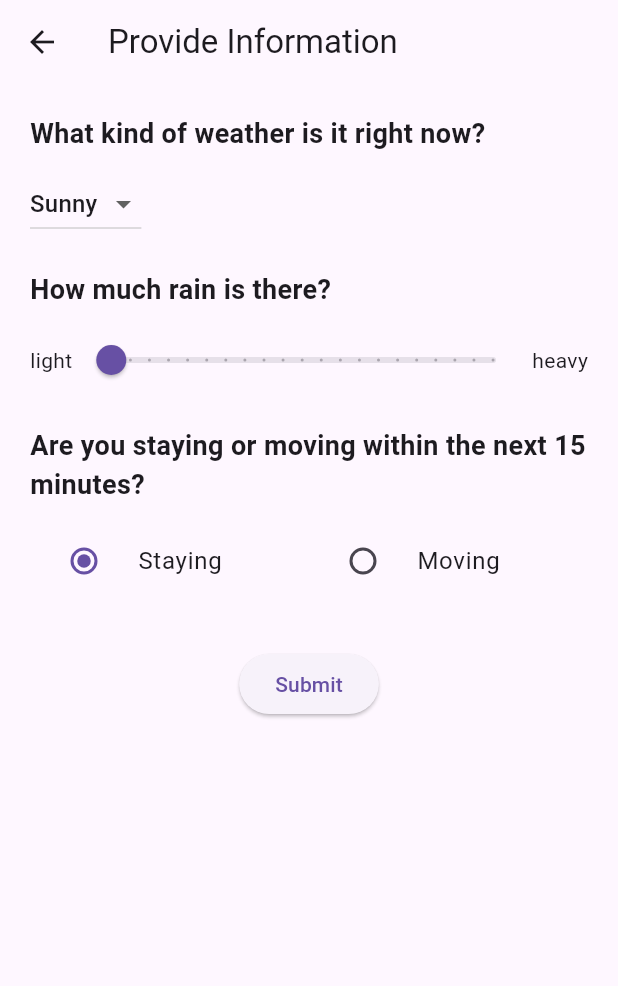
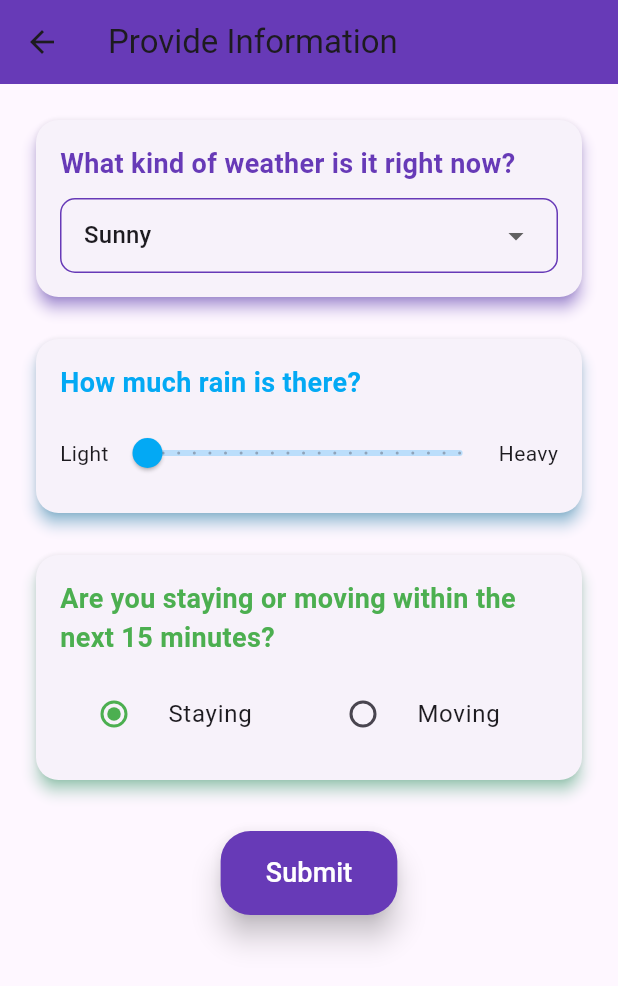
Before and after one commit to jayasinghesasmitha/App-Development, a Flutter app: the ProvideInfoPage screen opened directly, on a phone screen of 412 x 824 dp. Shown: the top 986 px of the screen. Run offline on Flutter 3.47's test engine with Material 3 defaults, Android fonts, the phone set to English and light mode, and no system bars.

Commit message:
Update main.dart
make more attractive the provide information section

```diff
--- a/flutter/my_app/lib/main.dart
+++ b/flutter/my_app/lib/main.dart
@@ -415,7 +415,6 @@ class ProvideInfoPage extends StatefulWidget {
 }
 
 class _ProvideInfoPageState extends State<ProvideInfoPage> {
-  // Variables to hold the state of user input
   String _selectedWeather = "Sunny"; // Default weather type
   double _rainAmount = 0.0; // Rain amount slider value
   String _stayingOrMoving = "Staying"; // Default staying/moving choice
@@ -425,30 +424,57 @@ class _ProvideInfoPageState extends State<ProvideInfoPage> {
     return Scaffold(
       appBar: AppBar(
         title: Text('Provide Information'),
+        backgroundColor: Colors.deepPurple,
       ),
-      body: Padding(
+      body: SingleChildScrollView(
+        child: Padding(
           padding: const EdgeInsets.all(20.0),
           child: Column(
             crossAxisAlignment: CrossAxisAlignment.start,
             children: [
-            // Question 1: What kind of weather right now?
+              // Weather Section
+              Card(
+                elevation: 4,
+                shadowColor: Colors.deepPurpleAccent,
+                shape: RoundedRectangleBorder(
+                  borderRadius: BorderRadius.circular(15),
+                ),
+                child: Padding(
+                  padding: const EdgeInsets.all(16.0),
+                  child: Column(
+                    crossAxisAlignment: CrossAxisAlignment.start,
+                    children: [
                       Text(
                         'What kind of weather is it right now?',
-              style: TextStyle(fontSize: 18, fontWeight: FontWeight.bold),
+                        style: TextStyle(
+                          fontSize: 18,
+                          fontWeight: FontWeight.bold,
+                          color: Colors.deepPurple,
+                        ),
                       ),
                       SizedBox(height: 10),
-            DropdownButton<String>(
+                      Container(
+                        padding: EdgeInsets.symmetric(horizontal: 15),
+                        decoration: BoxDecoration(
+                          border: Border.all(color: Colors.deepPurple),
+                          borderRadius: BorderRadius.circular(10),
+                        ),
+                        child: DropdownButton<String>(
                           value: _selectedWeather,
+                          isExpanded: true,
+                          underline: SizedBox(),
                           items: [
                             "Sunny",
                             "Rainy",
                             "Windy",
                             "Cloudy",
-                //"Snowy",
                           ].map((weather) {
                             return DropdownMenuItem<String>(
                               value: weather,
-                  child: Text(weather),
+                              child: Text(
+                                weather,
+                                style: TextStyle(fontSize: 16),
+                              ),
                             );
                           }).toList(),
                           onChanged: (value) {
@@ -457,18 +483,46 @@ class _ProvideInfoPageState extends State<ProvideInfoPage> {
                             });
                           },
                         ),
+                      ),
+                    ],
+                  ),
+                ),
+              ),
               SizedBox(height: 20),
 
-            // Question 2: Rain bar
+              // Rain Slider Section
+              Card(
+                elevation: 4,
+                shadowColor: Colors.lightBlueAccent,
+                shape: RoundedRectangleBorder(
+                  borderRadius: BorderRadius.circular(15),
+                ),
+                child: Padding(
+                  padding: const EdgeInsets.all(16.0),
+                  child: Column(
+                    crossAxisAlignment: CrossAxisAlignment.start,
+                    children: [
                       Text(
-              'How much rain is there? ',
-              style: TextStyle(fontSize: 18, fontWeight: FontWeight.bold),
+                        'How much rain is there?',
+                        style: TextStyle(
+                          fontSize: 18,
+                          fontWeight: FontWeight.bold,
+                          color: Colors.lightBlue,
+                        ),
                       ),
                       SizedBox(height: 10),
                       Row(
                         children: [
-                Text('light'),
+                          Text('Light'),
                           Expanded(
+                            child: SliderTheme(
+                              data: SliderTheme.of(context).copyWith(
+                                activeTrackColor: Colors.blue,
+                                inactiveTrackColor: Colors.blue.shade100,
+                                thumbColor: Colors.lightBlue,
+                                overlayColor: Colors.lightBlue.withOpacity(0.3),
+                                valueIndicatorColor: Colors.lightBlue,
+                              ),
                               child: Slider(
                                 value: _rainAmount,
                                 min: 0,
@@ -482,21 +536,42 @@ class _ProvideInfoPageState extends State<ProvideInfoPage> {
                                 },
                               ),
                             ),
-                Text('heavy'),
+                          ),
+                          Text('Heavy'),
                         ],
+                      ),
+                    ],
+                  ),
+                ),
               ),
               SizedBox(height: 20),
 
-            // Question 3: Are you staying or moving within 15 minutes?
+              // Staying or Moving Section
+              Card(
+                elevation: 4,
+                shadowColor: Colors.greenAccent,
+                shape: RoundedRectangleBorder(
+                  borderRadius: BorderRadius.circular(15),
+                ),
+                child: Padding(
+                  padding: const EdgeInsets.all(16.0),
+                  child: Column(
+                    crossAxisAlignment: CrossAxisAlignment.start,
+                    children: [
                       Text(
                         'Are you staying or moving within the next 15 minutes?',
-              style: TextStyle(fontSize: 18, fontWeight: FontWeight.bold),
+                        style: TextStyle(
+                          fontSize: 18,
+                          fontWeight: FontWeight.bold,
+                          color: Colors.green,
+                        ),
                       ),
                       SizedBox(height: 10),
                       Row(
                         children: [
                           Expanded(
                             child: RadioListTile<String>(
+                              activeColor: Colors.green,
                               title: Text('Staying'),
                               value: "Staying",
                               groupValue: _stayingOrMoving,
@@ -509,6 +584,7 @@ class _ProvideInfoPageState extends State<ProvideInfoPage> {
                           ),
                           Expanded(
                             child: RadioListTile<String>(
+                              activeColor: Colors.green,
                               title: Text('Moving'),
                               value: "Moving",
                               groupValue: _stayingOrMoving,
@@ -521,6 +597,10 @@ class _ProvideInfoPageState extends State<ProvideInfoPage> {
                           ),
                         ],
                       ),
+                    ],
+                  ),
+                ),
+              ),
               SizedBox(height: 30),
 
               // Submit Button
@@ -529,18 +609,32 @@ class _ProvideInfoPageState extends State<ProvideInfoPage> {
                   onPressed: () {
                     // Handle form submission logic here
                     print('Weather: $_selectedWeather');
-                  print('Rain: ${_rainAmount.toInt()} mm');
+                    print('Rain: ${_rainAmount.toInt()} %');
                     print('Staying or Moving: $_stayingOrMoving');
                   },
-                child: Text('Submit'),
+                  style: ElevatedButton.styleFrom(
+                    backgroundColor: Colors.deepPurple, // Background color
+                    padding:
+                        EdgeInsets.symmetric(horizontal: 30, vertical: 15),
+                    shape: RoundedRectangleBorder(
+                      borderRadius: BorderRadius.circular(20),
+                    ),
+                    elevation: 8,
+                  ),
+                  child: Text(
+                    'Submit',
+                    style: TextStyle(fontSize: 18, color: Colors.white),
+                  ),
                 ),
               ),
             ],
           ),
         ),
+      ),
     );
   }
 }
+
 
 // Get Information Page
 class GetInfoPage extends StatelessWidget {
```
Lines whose indentation alone changed are shown as unchanged.
